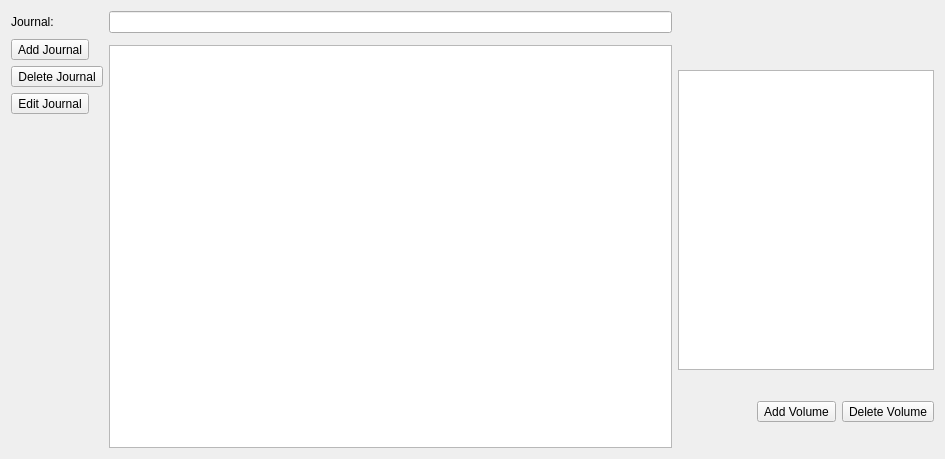
Qt form journal.ui (falconofdoom/gui) before a commit.
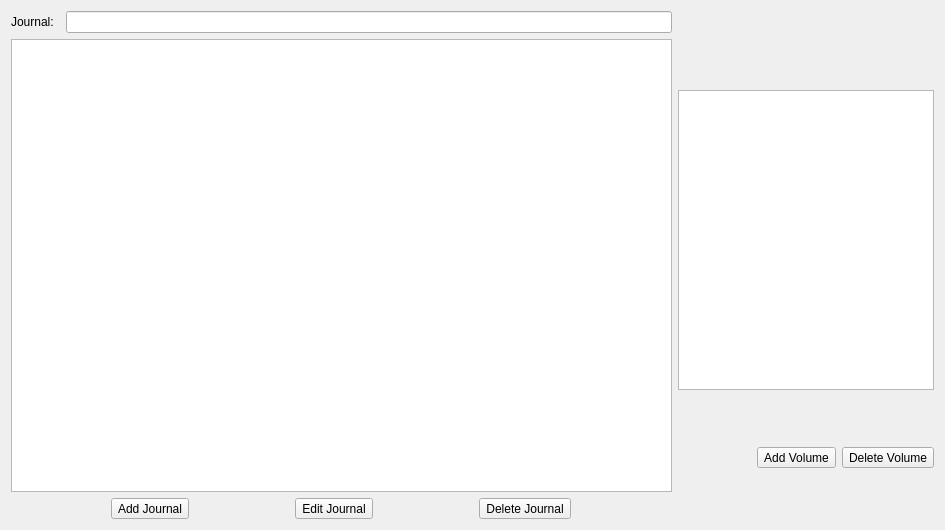
The same form after that commit.

```diff
--- a/journal.ui
+++ b/journal.ui
@@ -7,59 +7,21 @@
     <x>0</x>
     <y>0</y>
     <width>945</width>
-    <height>459</height>
+    <height>530</height>
    </rect>
   </property>
   <property name="windowTitle">
    <string>Dialog</string>
   </property>
   <layout class="QGridLayout" name="gridLayout">
-   <item row="1" column="0" rowspan="2">
-    <layout class="QVBoxLayout" name="verticalLayout_3">
-     <item>
-      <layout class="QVBoxLayout" name="verticalLayout_4">
-       <item>
-        <widget class="QToolButton" name="toolButton">
-         <property name="text">
-          <string>Add Journal</string>
-         </property>
-        </widget>
-       </item>
-       <item>
-        <widget class="QToolButton" name="toolButton_3">
-         <property name="text">
-          <string>Delete Journal</string>
-         </property>
-        </widget>
-       </item>
-       <item>
-        <widget class="QToolButton" name="toolButton_2">
-         <property name="text">
-          <string>Edit Journal</string>
-         </property>
-        </widget>
-       </item>
-       <item>
-        <spacer name="verticalSpacer">
-         <property name="orientation">
-          <enum>Qt::Vertical</enum>
-         </property>
-         <property name="sizeHint" stdset="0">
-          <size>
-           <width>20</width>
-           <height>40</height>
-          </size>
-         </property>
-        </spacer>
-       </item>
-      </layout>
-     </item>
-    </layout>
+   <item row="0" column="0">
+    <widget class="QLabel" name="label">
+     <property name="text">
+      <string>Journal:</string>
+     </property>
+    </widget>
    </item>
-   <item row="0" column="2">
-    <widget class="QLineEdit" name="lineEdit"/>
-   </item>
-   <item row="2" column="3">
+   <item row="1" column="3">
     <layout class="QGridLayout" name="gridLayout_2">
      <item row="1" column="2">
       <widget class="QToolButton" name="toolButton_4">
@@ -87,20 +49,41 @@
      </item>
     </layout>
    </item>
-   <item row="2" column="2">
+   <item row="0" column="2">
+    <widget class="QLineEdit" name="lineEdit"/>
+   </item>
+   <item row="1" column="0" colspan="3">
     <layout class="QVBoxLayout" name="verticalLayout">
      <item>
       <widget class="QTableView" name="tableView"/>
      </item>
+     <item>
+      <layout class="QHBoxLayout" name="horizontalLayout">
+       <item>
+        <widget class="QToolButton" name="toolButton">
+         <property name="text">
+          <string>Add Journal</string>
+         </property>
+        </widget>
+       </item>
+       <item>
+        <widget class="QToolButton" name="toolButton_2">
+         <property name="text">
+          <string>Edit Journal</string>
+         </property>
+        </widget>
+       </item>
+       <item>
+        <widget class="QToolButton" name="toolButton_3">
+         <property name="text">
+          <string>Delete Journal</string>
+         </property>
+        </widget>
+       </item>
+      </layout>
+     </item>
     </layout>
    </item>
-   <item row="0" column="0">
-    <widget class="QLabel" name="label">
-     <property name="text">
-      <string>Journal:</string>
-     </property>
-    </widget>
-   </item>
   </layout>
  </widget>
  <resources/>
```
